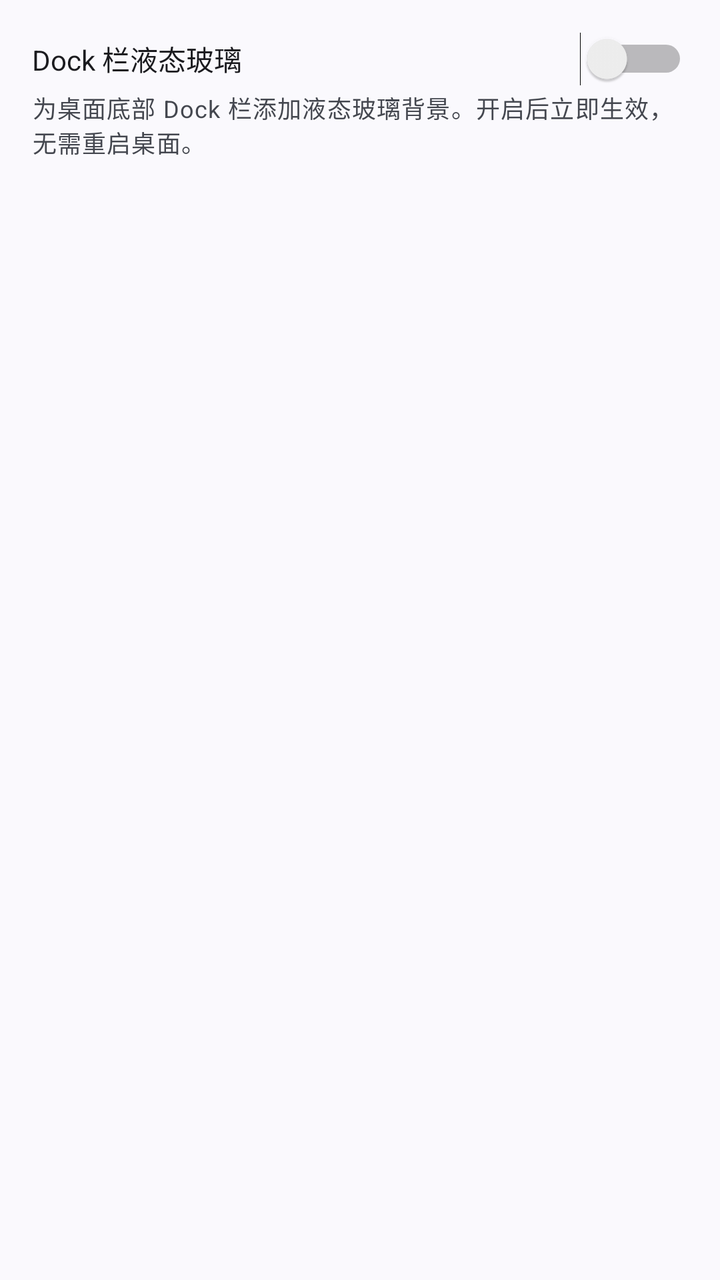
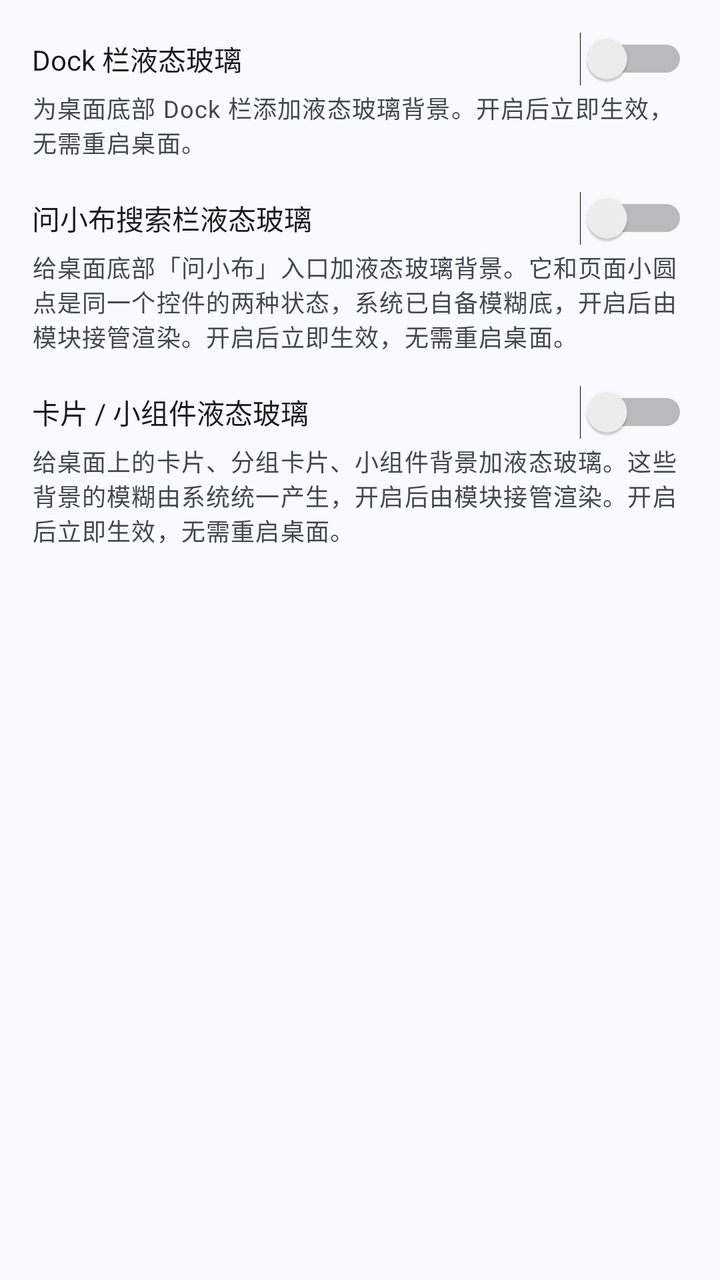

Two renders of the same Android screen: before a commit and after it. Below are the layout's source before the change and the commit's diff.
<!-- AndroidManifest.xml: application theme Theme.LiquidGlass -->
<!-- res/layout/view_cat_desktop.xml -->
<?xml version="1.0" encoding="utf-8"?>
<ScrollView xmlns:android="http://schemas.android.com/apk/res/android"
    android:layout_width="match_parent"
    android:layout_height="match_parent"
    android:fillViewport="true">

    <LinearLayout
        android:layout_width="match_parent"
        android:layout_height="wrap_content"
        android:orientation="vertical"
        android:padding="16dp">

        
        <Switch
            android:id="@+id/switchDockGlass"
            android:layout_width="match_parent"
            android:layout_height="wrap_content"
            android:text="@string/settings_dock_glass" />

        <TextView
            android:id="@+id/dockGlassDesc"
            android:layout_width="match_parent"
            android:layout_height="wrap_content"
            android:layout_marginTop="2dp"
            android:text="@string/settings_dock_glass_desc"
            android:textAppearance="?attr/textAppearanceBodySmall"
            android:textColor="?android:attr/textColorSecondary" />

    </LinearLayout>
</ScrollView>
<!-- resources referenced by this layout -->
<resources>
  <string name="settings_dock_glass">Dock 栏液态玻璃</string>
  <string name="settings_dock_glass_desc">为桌面底部 Dock 栏添加液态玻璃背景。开启后立即生效，无需重启桌面。</string>
  <style name="Theme.LiquidGlass" parent="Theme.Material3.DynamicColors.DayNight.NoActionBar" />
</resources>

<!-- the commit's change to res/layout/view_cat_desktop.xml (unified diff, before → after) -->
@@ -26,5 +26,39 @@
             android:textAppearance="?attr/textAppearanceBodySmall"
             android:textColor="?android:attr/textColorSecondary" />
 
+        
+        <Switch
+            android:id="@+id/switchPageIndicatorGlass"
+            android:layout_width="match_parent"
+            android:layout_height="wrap_content"
+            android:layout_marginTop="16dp"
+            android:text="@string/settings_page_indicator_glass" />
+
+        <TextView
+            android:id="@+id/pageIndicatorGlassDesc"
+            android:layout_width="match_parent"
+            android:layout_height="wrap_content"
+            android:layout_marginTop="2dp"
+            android:text="@string/settings_page_indicator_glass_desc"
+            android:textAppearance="?attr/textAppearanceBodySmall"
+            android:textColor="?android:attr/textColorSecondary" />
+
+        
+        <Switch
+            android:id="@+id/switchCardGlass"
+            android:layout_width="match_parent"
+            android:layout_height="wrap_content"
+            android:layout_marginTop="16dp"
+            android:text="@string/settings_card_glass" />
+
+        <TextView
+            android:id="@+id/cardGlassDesc"
+            android:layout_width="match_parent"
+            android:layout_height="wrap_content"
+            android:layout_marginTop="2dp"
+            android:text="@string/settings_card_glass_desc"
+            android:textAppearance="?attr/textAppearanceBodySmall"
+            android:textColor="?android:attr/textColorSecondary" />
+
     </LinearLayout>
 </ScrollView>
<!-- resource entries referenced after the edit -->
@@ -1,7 +1,11 @@
 <!-- resources referenced by this layout -->
 <resources>
+  <string name="settings_card_glass">卡片 / 小组件液态玻璃</string>
+  <string name="settings_card_glass_desc">给桌面上的卡片、分组卡片、小组件背景加液态玻璃。这些背景的模糊由系统统一产生，开启后由模块接管渲染。开启后立即生效，无需重启桌面。</string>
   <string name="settings_dock_glass">Dock 栏液态玻璃</string>
   <string name="settings_dock_glass_desc">为桌面底部 Dock 栏添加液态玻璃背景。开启后立即生效，无需重启桌面。</string>
+  <string name="settings_page_indicator_glass">问小布搜索栏液态玻璃</string>
+  <string name="settings_page_indicator_glass_desc">给桌面底部「问小布」入口加液态玻璃背景。它和页面小圆点是同一个控件的两种状态，系统已自备模糊底，开启后由模块接管渲染。开启后立即生效，无需重启桌面。</string>
   <style name="Theme.LiquidGlass" parent="Theme.Material3.DynamicColors.DayNight.NoActionBar" />
 </resources>
 
